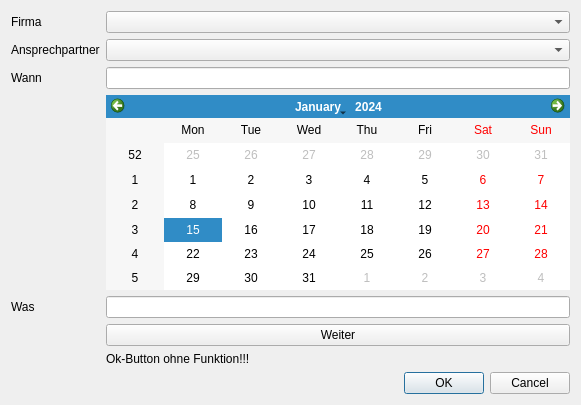
First picture: the form in createcommunication.ui, repository green-lion-racing/glr-database, before the edit.
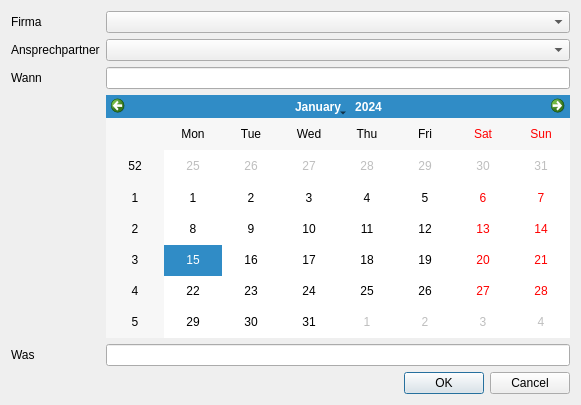
Second picture: the form after the edit.

```diff
--- a/createcommunication.ui
+++ b/createcommunication.ui
@@ -45,6 +45,13 @@
          </property>
         </widget>
        </item>
+       <item row="2" column="1">
+        <widget class="QLineEdit" name="le_when">
+         <property name="readOnly">
+          <bool>true</bool>
+         </property>
+        </widget>
+       </item>
        <item row="3" column="1">
         <widget class="QCalendarWidget" name="cw_calender"/>
        </item>
@@ -62,27 +69,6 @@
          </property>
         </widget>
        </item>
-       <item row="6" column="1">
-        <widget class="QPushButton" name="pb_file">
-         <property name="text">
-          <string>Weiter</string>
-         </property>
-        </widget>
-       </item>
-       <item row="7" column="1">
-        <widget class="QLabel" name="label_5">
-         <property name="text">
-          <string>Ok-Button ohne Funktion!!!</string>
-         </property>
-        </widget>
-       </item>
-       <item row="2" column="1">
-        <widget class="QLineEdit" name="le_when">
-         <property name="readOnly">
-          <bool>true</bool>
-         </property>
-        </widget>
-       </item>
       </layout>
      </item>
     </layout>
```
